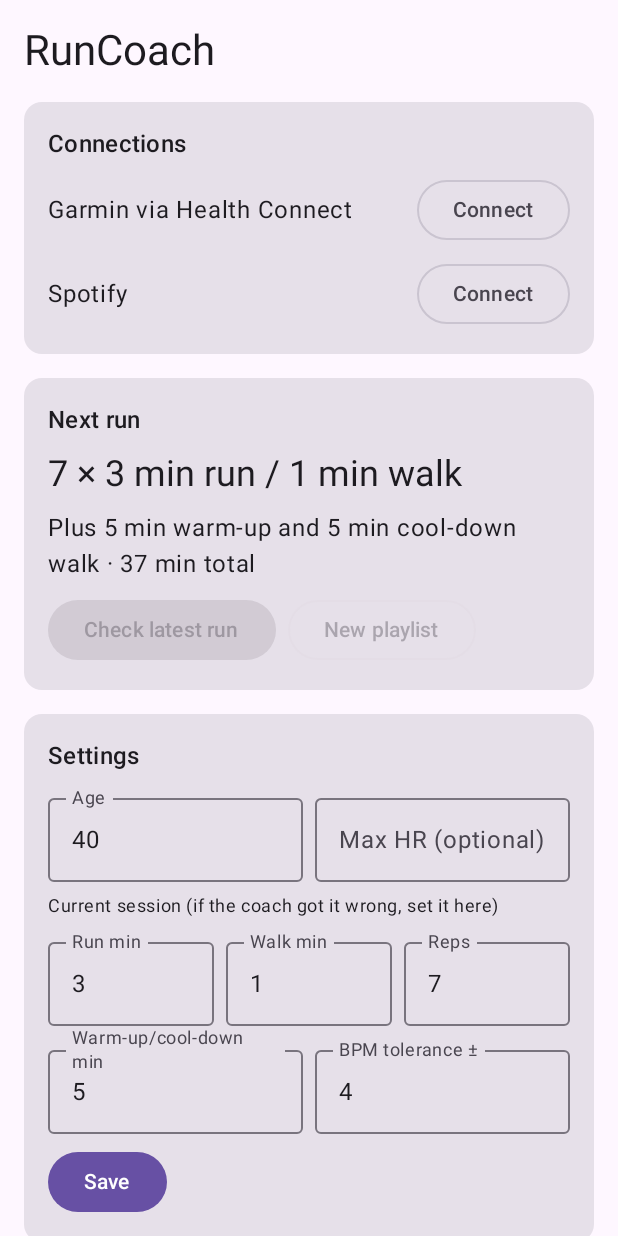
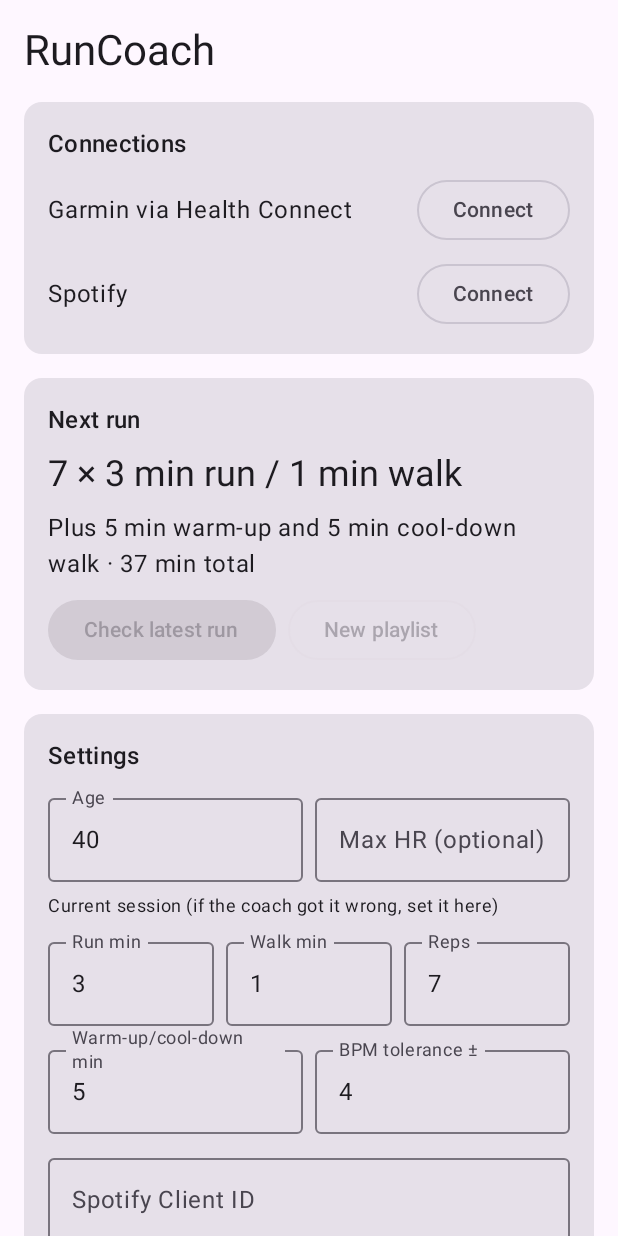
Before and after one commit to adamrowe70-ship-it/Test, an Android app built with Jetpack Compose: the screen it shows after launch (MainActivity), on a phone screen of 412 x 824 dp. Run offline under Robolectric (Android 15) with nearby library versions, the phone set to English and light mode, and no system bars; libraries missing offline, so code that uses them is left out: androidx.health.connect; 3 statements that could not run were skipped.

Commit message:
Build an installable RunCoach APK on GitHub; enter Spotify Client ID in the app
Co-Authored-By: Claude Opus 5.5 <noreply@anthropic.com>
Claude-Session: https://claude.ai/code/session_015jjKF5r6j3QcNuitcF3aCC

```diff
--- a/runcoach/app/src/main/java/runcoach/app/data/Spotify.kt
+++ b/runcoach/app/src/main/java/runcoach/app/data/Spotify.kt
@@ -25,7 +25,7 @@ import java.security.SecureRandom
  * and `POST /playlists/{id}/items`. Spotify no longer gives new apps song tempo, so
  * [TempoProvider] supplies the BPM.
  */
-class Spotify(private val store: Store, private val clientId: String) {
+class Spotify(private val store: Store, private val defaultClientId: String) {
     companion object {
         const val REDIRECT_URI = "runcoach://callback"
         private const val SCOPES =
@@ -33,10 +33,12 @@ class Spotify(private val store: Store, private val clientId: String) {
         private const val API = "https://api.spotify.com/v1"
     }
 
+    private val clientId: String get() = store.spotifyClientId.ifBlank { defaultClientId }
+
     val isConnected: Boolean get() = store.spotifyRefreshToken != null
 
     fun startLogin(context: Context) {
-        require(clientId.isNotBlank()) { "Set spotify.clientId in local.properties" }
+        require(clientId.isNotBlank()) { "Enter your Spotify Client ID in Settings first." }
         val verifier = randomString(64)
         store.pkceVerifier = verifier
         val challenge = Base64.encodeToString(
--- a/runcoach/app/src/main/java/runcoach/app/data/Store.kt
+++ b/runcoach/app/src/main/java/runcoach/app/data/Store.kt
@@ -59,6 +59,11 @@ class Store(context: Context) {
         get() = prefs.getString("lastPlaylistUrl", null)
         set(v) = prefs.edit().putString("lastPlaylistUrl", v).apply()
 
+    /** From developer.spotify.com/dashboard. */
+    var spotifyClientId: String
+        get() = prefs.getString("sp.clientId", "")!!
+        set(v) = prefs.edit().putString("sp.clientId", v.trim()).apply()
+
     var spotifyAccessToken: String?
         get() = prefs.getString("sp.access", null)
         set(v) = prefs.edit().putString("sp.access", v).apply()
--- a/runcoach/app/src/main/java/runcoach/app/ui/HomeScreen.kt
+++ b/runcoach/app/src/main/java/runcoach/app/ui/HomeScreen.kt
@@ -113,7 +113,7 @@ private fun RpeInput(enabled: Boolean, onRate: (Int) -> Unit) {
 }
 
 @Composable
-private fun Settings(s: UiState, onSave: (RunnerProfile, IntervalPlan, Int) -> Unit) {
+private fun Settings(s: UiState, onSave: (RunnerProfile, IntervalPlan, Int, String) -> Unit) {
     // Keyed on the saved values so the fields refresh when the coach changes the plan.
     var age by remember(s.profile) { mutableStateOf(s.profile.age.toString()) }
     var maxHr by remember(s.profile) { mutableStateOf(s.profile.maxHr?.toString().orEmpty()) }
@@ -122,6 +122,7 @@ private fun Settings(s: UiState, onSave: (RunnerProfile, IntervalPlan, Int) -> U
     var reps by remember(s.plan) { mutableStateOf(s.plan.reps.toString()) }
     var warmup by remember(s.plan) { mutableStateOf((s.plan.warmupSec / 60).toString()) }
     var tolerance by remember(s.bpmTolerance) { mutableStateOf(s.bpmTolerance.toString()) }
+    var clientId by remember(s.spotifyClientId) { mutableStateOf(s.spotifyClientId) }
 
     Card(Modifier.fillMaxWidth()) {
         Column(Modifier.padding(16.dp), verticalArrangement = Arrangement.spacedBy(8.dp)) {
@@ -140,6 +141,13 @@ private fun Settings(s: UiState, onSave: (RunnerProfile, IntervalPlan, Int) -> U
                 NumberField("Warm-up/cool-down min", warmup, Modifier.weight(1f)) { warmup = it }
                 NumberField("BPM tolerance ±", tolerance, Modifier.weight(1f)) { tolerance = it }
             }
+            OutlinedTextField(
+                value = clientId,
+                onValueChange = { clientId = it },
+                label = { Text("Spotify Client ID") },
+                singleLine = true,
+                modifier = Modifier.fillMaxWidth(),
+            )
             Button(onClick = {
                 val profile = RunnerProfile(age.toIntOrNull() ?: s.profile.age, maxHr.toIntOrNull())
                 val wu = ((warmup.toIntOrNull() ?: 5) * 60).coerceAtLeast(0)
@@ -152,7 +160,7 @@ private fun Settings(s: UiState, onSave: (RunnerProfile, IntervalPlan, Int) -> U
                         cooldownSec = wu,
                     )
                 }.getOrDefault(s.plan)
-                onSave(profile, plan, (tolerance.toIntOrNull() ?: s.bpmTolerance).coerceIn(1, 15))
+                onSave(profile, plan, (tolerance.toIntOrNull() ?: s.bpmTolerance).coerceIn(1, 15), clientId)
             }) { Text("Save") }
         }
     }
--- a/runcoach/app/src/main/java/runcoach/app/ui/HomeViewModel.kt
+++ b/runcoach/app/src/main/java/runcoach/app/ui/HomeViewModel.kt
@@ -19,6 +19,7 @@ data class UiState(
     val profile: RunnerProfile = RunnerProfile(40),
     val plan: IntervalPlan = IntervalPlan(180, 60, 7),
     val bpmTolerance: Int = 4,
+    val spotifyClientId: String = "",
     val report: String? = null,
     val playlistUrl: String? = null,
     val message: String? = null,
@@ -46,6 +47,7 @@ class HomeViewModel(app: Application) : AndroidViewModel(app) {
                     profile = store.profile,
                     plan = store.plan,
                     bpmTolerance = store.bpmTolerance,
+                    spotifyClientId = store.spotifyClientId,
                     report = store.lastReport,
                     playlistUrl = store.lastPlaylistUrl,
                 )
@@ -55,7 +57,8 @@ class HomeViewModel(app: Application) : AndroidViewModel(app) {
 
     fun finishSpotifyLogin(redirect: Uri) = work("Connected to Spotify.") { service.spotify.finishLogin(redirect) }
 
-    fun saveSettings(profile: RunnerProfile, plan: IntervalPlan, tolerance: Int) {
+    fun saveSettings(profile: RunnerProfile, plan: IntervalPlan, tolerance: Int, spotifyClientId: String) {
+        store.spotifyClientId = spotifyClientId
         store.profile = profile
         store.plan = plan
         store.bpmTolerance = tolerance
```
Also changed, not shown: runcoach/app/build.gradle.kts (+11 -1 lines), 2 other files.
